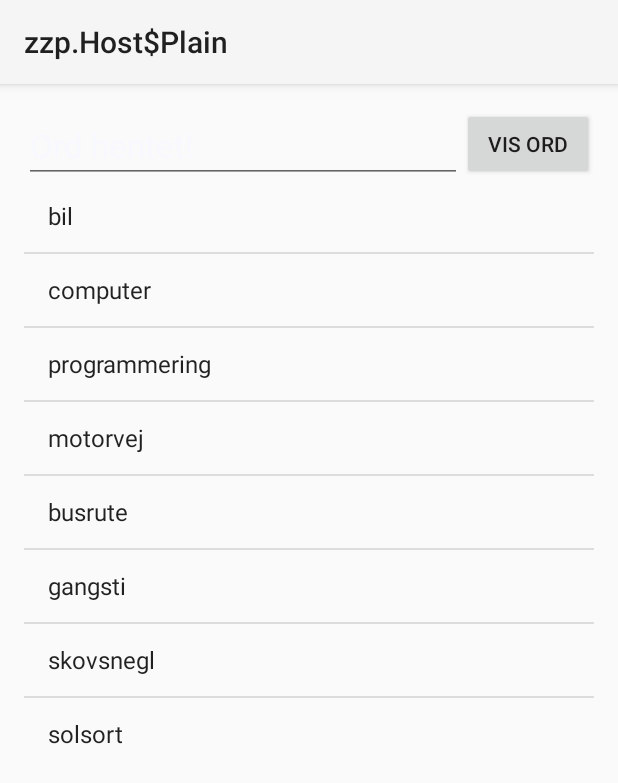
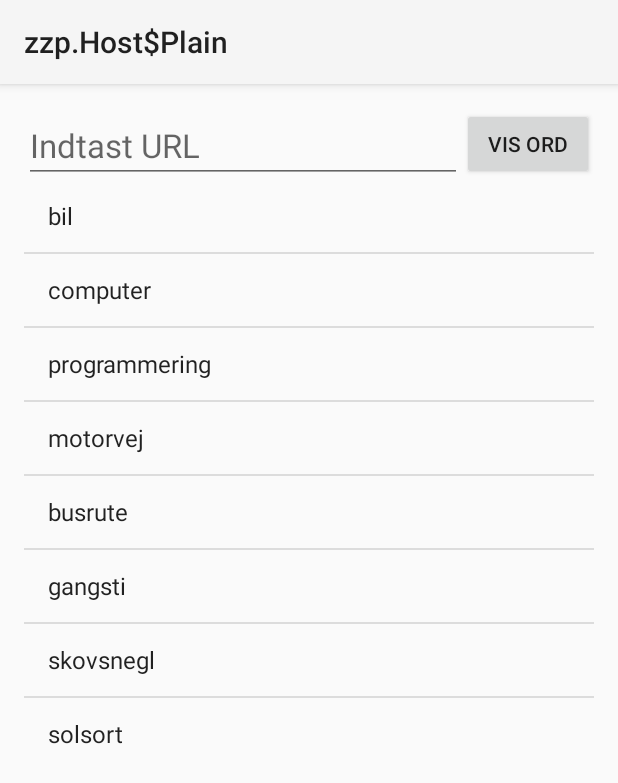
Before and after one commit to cookiesoldier/Lektions, an Android app: the fragment Frag_HentOrdFraDR shown on its own in the app's theme, after a tap on "VIS ORD", on a phone screen of 412 x 824 dp. Shown: the top 783 px of the screen. Run offline under Robolectric (Android 15) with nearby library versions, the phone set to English and light mode, and no system bars; network calls fail.

Commit message:
Man kan nu hente ord fra vilkårlige sider

```diff
--- a/app/src/main/java/com/example/martinvieth/lektions/logic/Galgelogik.java
+++ b/app/src/main/java/com/example/martinvieth/lektions/logic/Galgelogik.java
@@ -141,8 +141,8 @@ public class Galgelogik {
         return sb.toString();
     }
 
-    public ArrayList<String> hentOrdFraDr(String url) throws Exception {
-        String data = hentUrl(url);
+    public ArrayList<String> hentOrd(String input) throws Exception {
+        String data = hentUrl(input);
         System.out.println("data = " + data);
 
         data = data.replaceAll("<.+?>", " ").toLowerCase().replaceAll("[^a-zæøå]", " ");
@@ -150,6 +150,12 @@ public class Galgelogik {
         muligeOrd.clear();
         muligeOrd.addAll(new HashSet<String>(Arrays.asList(data.split(" "))));
 
+        for (String i: muligeOrd) {
+            if(!i.matches("[aeiouyæøå]+")){
+                muligeOrd.remove(i);
+            }
+        }
+
         System.out.println("muligeOrd = " + muligeOrd);
         nulstil();
         return null;
--- a/app/src/main/java/com/example/martinvieth/lektions/ui/Frag_HentOrdFraDR.java
+++ b/app/src/main/java/com/example/martinvieth/lektions/ui/Frag_HentOrdFraDR.java
@@ -11,20 +11,22 @@ import android.widget.ArrayAdapter;
 import android.widget.Button;
 import android.widget.EditText;
 import android.widget.ListView;
-import android.widget.TextView;
+import android.widget.Toast;
 
 import com.example.martinvieth.lektions.R;
+import com.example.martinvieth.lektions.logic.Galgelogik;
 
 import java.util.ArrayList;
 
 public class Frag_HentOrdFraDR extends Fragment implements View.OnClickListener{
 
-    //Tilføjer textview, knap og arraylist til at putte ord fra hentOrdFraDr() ind i
+    //Tilføjer textview, knap og arraylist til at putte ord fra hentOrd() ind i
     ListView ordFraUrl;
     EditText hentOrdUrl;
     Button btnOrd;
     ArrayList<String> ord = new ArrayList();
     String ordUrl;
+    Galgelogik gl;
 
     @Override
     public View onCreateView(LayoutInflater i, ViewGroup container, Bundle savedInstanceState) {
@@ -37,6 +39,10 @@ public class Frag_HentOrdFraDR extends Fragment implements View.OnClickListener{
         btnOrd = (Button) rod.findViewById(R.id.btnOrd);
         btnOrd.setOnClickListener(this);
 
+        if (gl == null) {
+            gl = new Galgelogik();
+        }
+
         return rod;
     }
 
@@ -46,13 +52,17 @@ public class Frag_HentOrdFraDR extends Fragment implements View.OnClickListener{
         //Knap-funktionalitet, henter ordene via getMuligeOrd(), putter dem ind i arraylist "ord"
         if (v == btnOrd) {
             ordUrl = String.valueOf(hentOrdUrl.getText());
+            if(ordUrl.startsWith("www")){
+                ordUrl = "http://"+hentOrdUrl.getText();
+            }
             AsyncTask asyncTask = new AsyncTask() {
                 @Override
                 protected Object doInBackground(Object... args0) {
                     try {
-                        Frag_Galgespil.getLogic().hentOrdFraDr(ordUrl);
+                        gl.hentOrd(ordUrl);
                     } catch (Exception e) {
                         e.printStackTrace();
+//                        Toast.makeText(getActivity(), "Der skete en fejl. Prøv igen", Toast.LENGTH_SHORT).show();
                     }
                     return "Success";
                 }
@@ -60,13 +70,13 @@ public class Frag_HentOrdFraDR extends Fragment implements View.OnClickListener{
 
                 @Override
                 protected void onPostExecute(Object resultat) {
-                    hentOrdUrl.setText("Ord hentet!");
+                    hentOrdUrl.setText("");
                 }
             };
             asyncTask.execute();
-            ord = Frag_Galgespil.getLogic().getMuligeOrd();
+            ord = gl.getMuligeOrd();
             ordFraUrl.setAdapter(new ArrayAdapter(getActivity(),
-                    android.R.layout.simple_list_item_1, android.R.id.text1, Frag_Galgespil.getLogic().getMuligeOrd()));
+                    android.R.layout.simple_list_item_1, android.R.id.text1, ord));
         }
     }
 }
--- a/app/src/main/res/layout/frag_hent_ord_fra_dr.xml
+++ b/app/src/main/res/layout/frag_hent_ord_fra_dr.xml
@@ -29,7 +29,7 @@
         android:layout_height="wrap_content"
         android:textAppearance="?android:attr/textAppearanceLarge"
         android:id="@+id/hentOrdUrl"
-        android:text="Indtast URL"
+        android:hint="Indtast URL"
         android:layout_alignTop="@+id/btnOrd"
         android:layout_alignParentStart="true"
         android:layout_toStartOf="@+id/btnOrd" />
```
